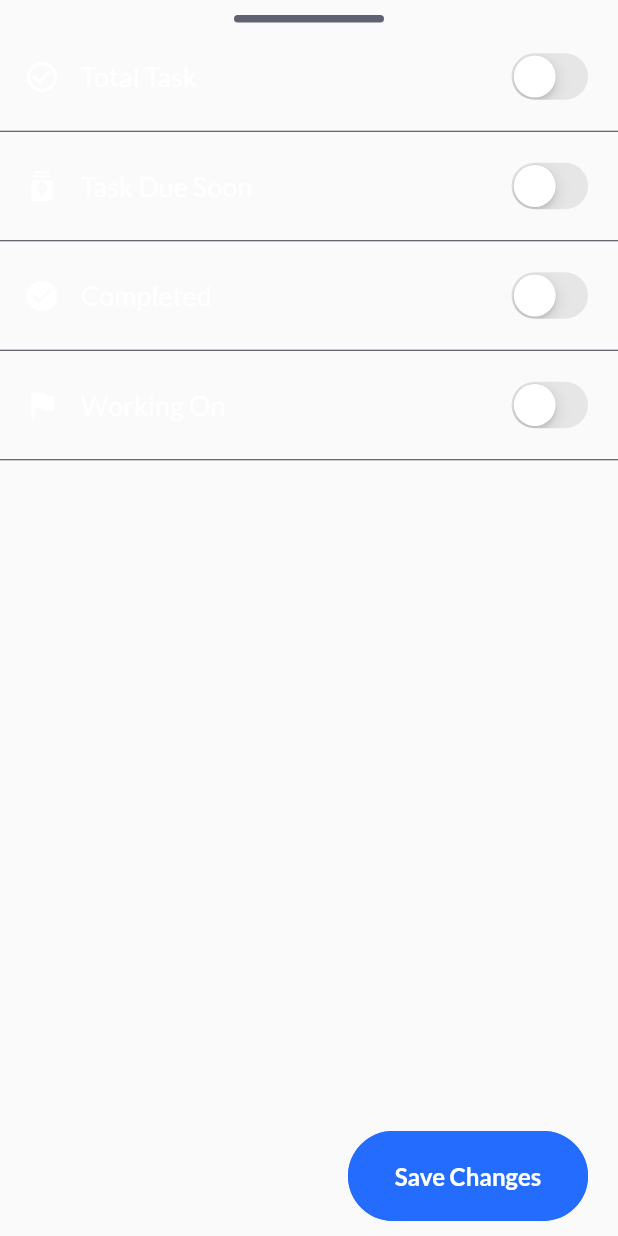
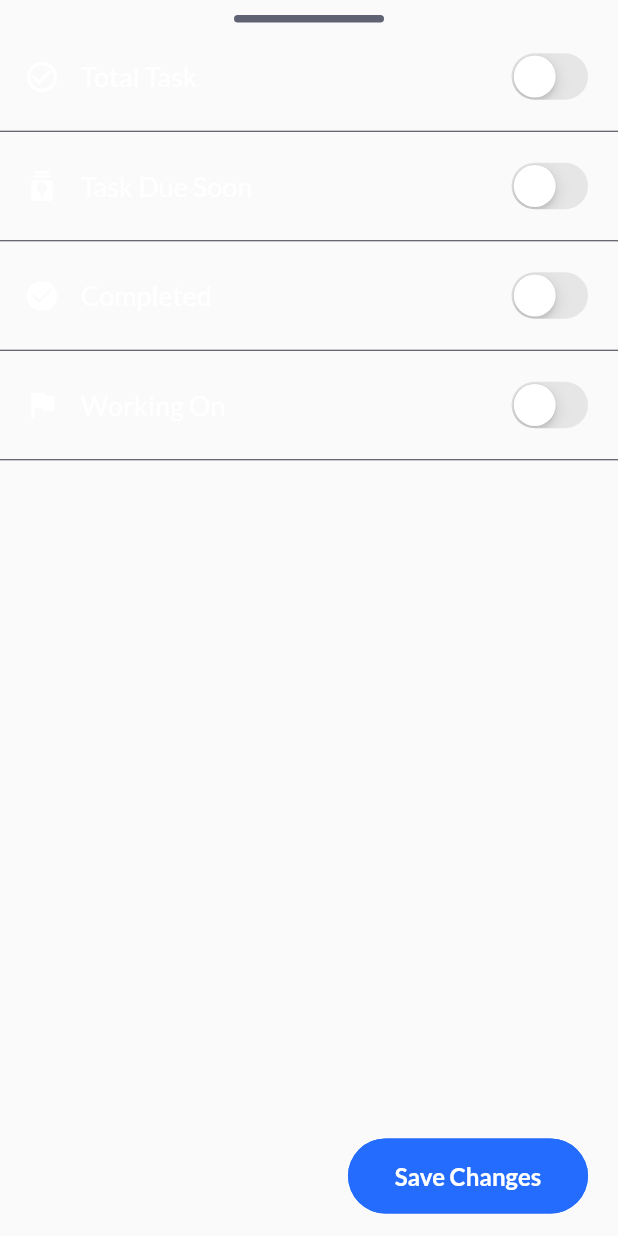
Before and after one commit to BooManLag/UMAK_PLM_Productivity, a Flutter app: the DashboardSettingsBottomSheet widget shown alone on an empty page, opened directly with empty values, on a phone screen of 412 x 824 dp. Run offline on Flutter 3.47's test engine with Material 2 defaults, Android fonts, the phone set to English and light mode, and no system bars; our stand-ins replace fl_chart, flutter_feather_icons, flutter_slidable, font_awesome_flutter, get, google_fonts and 2 more; missing offline and left inert: flutter_shapes.

```diff
--- a/lib/widgets/BottomSheets/dashboard_settings_sheet.dart
+++ b/lib/widgets/BottomSheets/dashboard_settings_sheet.dart
@@ -30,10 +30,10 @@ class DashboardSettingsBottomSheet extends StatelessWidget {
       ToggleLabelOption(label: '    Working On', notifierValue: workingOnNotifier, icon: Icons.flag),
       Spacer(),
       Padding(
-        padding: EdgeInsets.only(right: 20.0, left: 20.0, bottom: 10),
+        padding: EdgeInsets.only(right: 20.0, left: 20.0, bottom: 15),
         child: Row(mainAxisAlignment: MainAxisAlignment.end, children: [
           AppPrimaryButton(
-            buttonHeight: 60,
+            buttonHeight: 50,
             buttonWidth: 160,
             buttonText: "Save Changes",
           )
```
